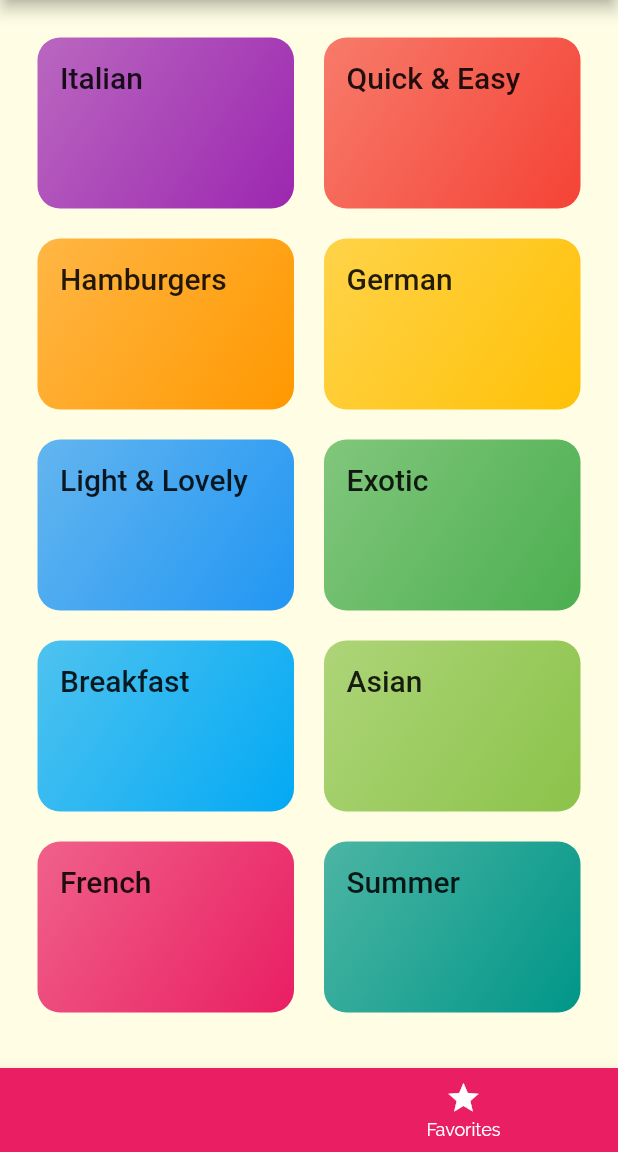
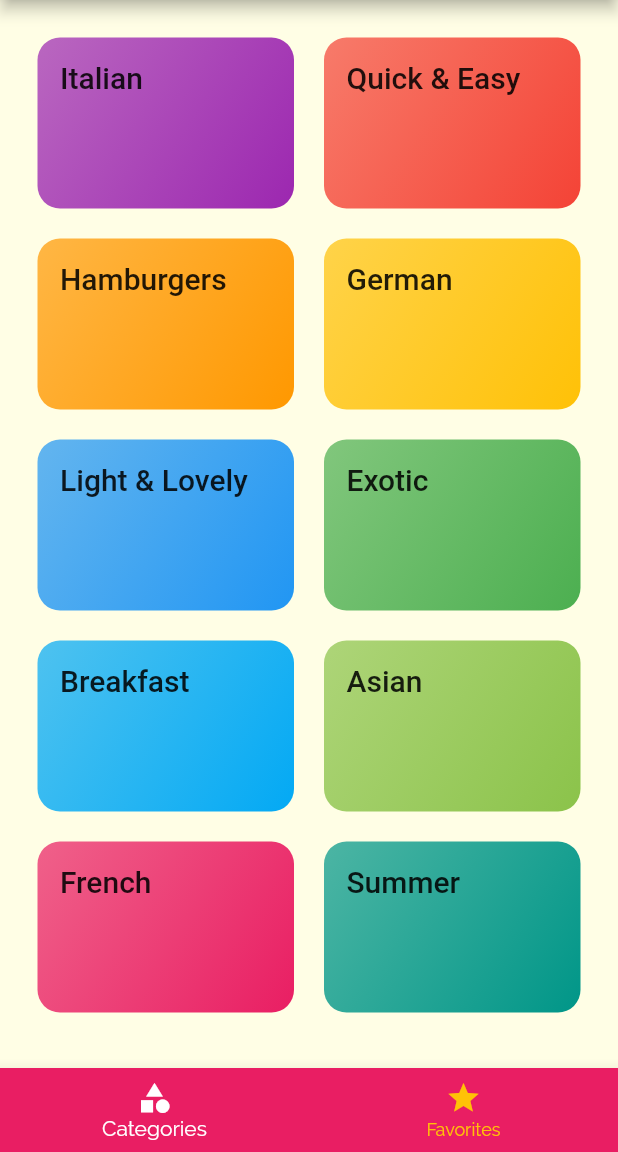
Before and after one commit to abenezer444/foodApp, a Flutter app: the screen it shows after launch, on a phone screen of 412 x 824 dp, the part 84-1236 px from its top. Run offline on Flutter 3.47's test engine with Material 2 defaults, Android fonts, the phone set to English and light mode, and no system bars.

Commit message:
minor changes

```diff
--- a/lib/screens/tabs_screen.dart
+++ b/lib/screens/tabs_screen.dart
@@ -50,8 +50,8 @@ class _TabsScreenState extends State<TabsScreen> {
       bottomNavigationBar: BottomNavigationBar(
         onTap: _selectPage,
         backgroundColor: Theme.of(context).primaryColor,
-        unselectedItemColor: Colors.white,
-        selectedItemColor: Theme.of(context).colorScheme.secondary,
+        unselectedItemColor: Colors.amber,
+        selectedItemColor: Colors.white,
         currentIndex: _selectedPageIndex,
         // type: BottomNavigationBarType.fixed,
         items: [
```
